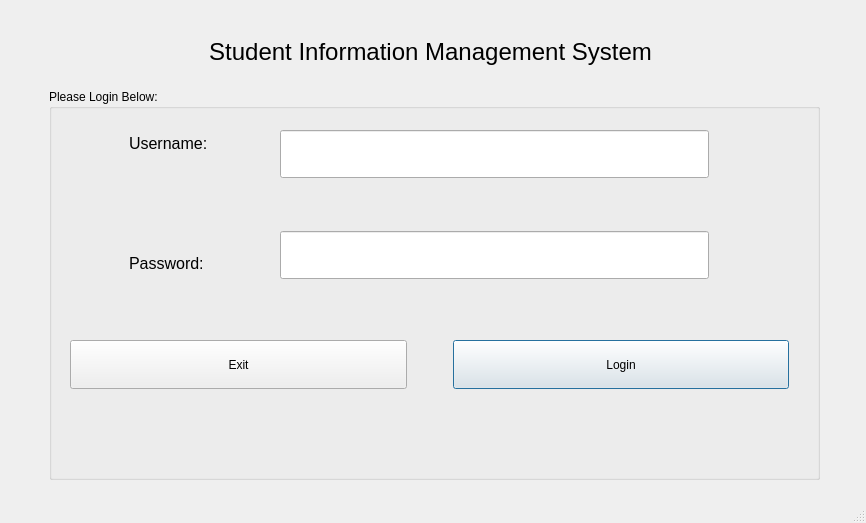
Old version of the form Form Files/loginView.ui in the repository alixabahena/SIMS.
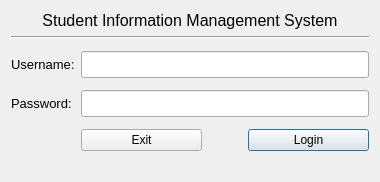
New version of the form.

Commit message: changed some layouts around and made studentView resizeable

Patch:
```diff
--- a/Form Files/loginView.ui
+++ b/Form Files/loginView.ui
@@ -6,8 +6,8 @@
    <rect>
     <x>0</x>
     <y>0</y>
-    <width>866</width>
-    <height>523</height>
+    <width>380</width>
+    <height>182</height>
    </rect>
   </property>
   <property name="sizePolicy">
@@ -16,18 +16,6 @@
     <verstretch>0</verstretch>
    </sizepolicy>
   </property>
-  <property name="minimumSize">
-   <size>
-    <width>866</width>
-    <height>523</height>
-   </size>
-  </property>
-  <property name="maximumSize">
-   <size>
-    <width>866</width>
-    <height>523</height>
-   </size>
-  </property>
   <property name="windowTitle">
    <string>Login</string>
   </property>
@@ -35,18 +23,14 @@
    <enum>QTabWidget::Rounded</enum>
   </property>
   <widget class="QWidget" name="centralWidget">
+   <layout class="QVBoxLayout" name="verticalLayout">
+    <item>
+     <layout class="QGridLayout" name="gridLayout">
+      <item row="0" column="0">
    <widget class="QLabel" name="label">
-    <property name="geometry">
-     <rect>
-      <x>20</x>
-      <y>30</y>
-      <width>821</width>
-      <height>43</height>
-     </rect>
-    </property>
     <property name="font">
      <font>
-      <pointsize>18</pointsize>
+          <pointsize>12</pointsize>
      </font>
     </property>
     <property name="text">
@@ -56,49 +40,109 @@
      <set>Qt::AlignCenter</set>
     </property>
    </widget>
-   <widget class="QLabel" name="loginStatus">
-    <property name="geometry">
-     <rect>
-      <x>50</x>
-      <y>420</y>
-      <width>771</width>
-      <height>41</height>
-     </rect>
-    </property>
+      </item>
+      <item row="1" column="0">
+       <layout class="QFormLayout" name="formLayout">
+        <item row="1" column="1">
+         <spacer name="verticalSpacer_3">
+          <property name="orientation">
+           <enum>Qt::Vertical</enum>
+          </property>
+          <property name="sizeHint" stdset="0">
+           <size>
+            <width>20</width>
+            <height>40</height>
+           </size>
+          </property>
+         </spacer>
+        </item>
+        <item row="2" column="0">
+         <widget class="QLabel" name="usernameLabel">
+          <property name="font">
+           <font>
+            <pointsize>10</pointsize>
+           </font>
+          </property>
     <property name="text">
-     <string/>
-    </property>
-    <property name="alignment">
-     <set>Qt::AlignCenter</set>
-    </property>
-   </widget>
-   <widget class="QGroupBox" name="groupBox">
-    <property name="geometry">
-     <rect>
-      <x>49</x>
-      <y>89</y>
-      <width>771</width>
-      <height>391</height>
-     </rect>
-    </property>
+           <string>Username:</string>
+          </property>
+         </widget>
+        </item>
+        <item row="2" column="1">
+         <widget class="QLineEdit" name="usernameField">
+          <property name="sizePolicy">
+           <sizepolicy hsizetype="Expanding" vsizetype="Expanding">
+            <horstretch>0</horstretch>
+            <verstretch>0</verstretch>
+           </sizepolicy>
+          </property>
+          <property name="font">
+           <font>
+            <pointsize>12</pointsize>
+           </font>
+          </property>
+         </widget>
+        </item>
+        <item row="3" column="1">
+         <spacer name="verticalSpacer_2">
+          <property name="orientation">
+           <enum>Qt::Vertical</enum>
+          </property>
+          <property name="sizeHint" stdset="0">
+           <size>
+            <width>20</width>
+            <height>40</height>
+           </size>
+          </property>
+         </spacer>
+        </item>
+        <item row="4" column="0">
+         <widget class="QLabel" name="PasswordLabel">
+          <property name="font">
+           <font>
+            <pointsize>10</pointsize>
+           </font>
+          </property>
+          <property name="text">
+           <string>Password:</string>
+          </property>
+         </widget>
+        </item>
+        <item row="4" column="1">
+         <widget class="QLineEdit" name="passwordFIeld">
     <property name="sizePolicy">
-     <sizepolicy hsizetype="Expanding" vsizetype="Preferred">
+           <sizepolicy hsizetype="Expanding" vsizetype="Expanding">
       <horstretch>0</horstretch>
       <verstretch>0</verstretch>
      </sizepolicy>
     </property>
-    <property name="title">
-     <string>Please Login Below:</string>
-    </property>
-    <widget class="QWidget" name="horizontalLayoutWidget">
-     <property name="geometry">
-      <rect>
-       <x>10</x>
-       <y>240</y>
-       <width>741</width>
-       <height>71</height>
-      </rect>
-     </property>
+          <property name="font">
+           <font>
+            <pointsize>12</pointsize>
+           </font>
+          </property>
+          <property name="echoMode">
+           <enum>QLineEdit::Password</enum>
+          </property>
+          <property name="clearButtonEnabled">
+           <bool>false</bool>
+          </property>
+         </widget>
+        </item>
+        <item row="5" column="1">
+         <spacer name="verticalSpacer">
+          <property name="orientation">
+           <enum>Qt::Vertical</enum>
+          </property>
+          <property name="sizeHint" stdset="0">
+           <size>
+            <width>20</width>
+            <height>40</height>
+           </size>
+          </property>
+         </spacer>
+        </item>
+        <item row="6" column="1">
      <layout class="QHBoxLayout" name="horizontalLayout">
       <item>
        <widget class="QPushButton" name="cancelButton">
@@ -159,115 +203,29 @@
        </widget>
       </item>
      </layout>
-    </widget>
-    <widget class="QWidget" name="verticalLayoutWidget">
-     <property name="geometry">
-      <rect>
-       <x>220</x>
-       <y>30</y>
-       <width>451</width>
-       <height>171</height>
-      </rect>
-     </property>
-     <layout class="QVBoxLayout" name="verticalLayout">
-      <item>
-       <widget class="QLineEdit" name="usernameField">
-        <property name="sizePolicy">
-         <sizepolicy hsizetype="Expanding" vsizetype="Expanding">
-          <horstretch>0</horstretch>
-          <verstretch>0</verstretch>
-         </sizepolicy>
-        </property>
-        <property name="font">
-         <font>
-          <pointsize>12</pointsize>
-         </font>
-        </property>
-       </widget>
-      </item>
-      <item>
-       <spacer name="verticalSpacer_2">
+        </item>
+        <item row="0" column="0" colspan="2">
+         <widget class="Line" name="line">
         <property name="orientation">
-         <enum>Qt::Vertical</enum>
-        </property>
-        <property name="sizeHint" stdset="0">
-         <size>
-          <width>20</width>
-          <height>40</height>
-         </size>
-        </property>
-       </spacer>
-      </item>
-      <item>
-       <widget class="QLineEdit" name="passwordFIeld">
-        <property name="sizePolicy">
-         <sizepolicy hsizetype="Expanding" vsizetype="Expanding">
-          <horstretch>0</horstretch>
-          <verstretch>0</verstretch>
-         </sizepolicy>
-        </property>
-        <property name="font">
-         <font>
-          <pointsize>12</pointsize>
-         </font>
-        </property>
-        <property name="echoMode">
-         <enum>QLineEdit::Password</enum>
-        </property>
-        <property name="clearButtonEnabled">
-         <bool>false</bool>
-        </property>
-       </widget>
-      </item>
-     </layout>
-    </widget>
-    <widget class="QLabel" name="usernameLabel">
-     <property name="geometry">
-      <rect>
-       <x>80</x>
-       <y>40</y>
-       <width>116</width>
-       <height>29</height>
-      </rect>
-     </property>
-     <property name="font">
-      <font>
-       <pointsize>12</pointsize>
-      </font>
-     </property>
+           <enum>Qt::Horizontal</enum>
+          </property>
+         </widget>
+        </item>
+        <item row="7" column="0" colspan="2">
+         <widget class="QLabel" name="loginStatus">
      <property name="text">
-      <string>Username:</string>
-     </property>
-    </widget>
-    <widget class="QLabel" name="PasswordLabel">
-     <property name="geometry">
-      <rect>
-       <x>80</x>
-       <y>160</y>
-       <width>109</width>
-       <height>29</height>
-      </rect>
-     </property>
-     <property name="font">
-      <font>
-       <pointsize>12</pointsize>
-      </font>
-     </property>
-     <property name="text">
-      <string>Password:</string>
-     </property>
-    </widget>
-    <zorder>horizontalLayoutWidget</zorder>
-    <zorder>verticalLayoutWidget</zorder>
-    <zorder>usernameLabel</zorder>
-    <zorder>PasswordLabel</zorder>
-    <zorder>usernameField</zorder>
-   </widget>
-  </widget>
-  <widget class="QStatusBar" name="statusBar">
-   <property name="sizeGripEnabled">
-    <bool>true</bool>
-   </property>
+           <string/>
+          </property>
+          <property name="alignment">
+           <set>Qt::AlignCenter</set>
+          </property>
+         </widget>
+        </item>
+       </layout>
+      </item>
+     </layout>
+    </item>
+   </layout>
   </widget>
  </widget>
  <layoutdefault spacing="6" margin="11"/>
```
Left out of the diff: 2 changed lines with no effect on the pictures. Lines whose indentation alone changed are shown as unchanged. The commit also changes 3 other files.
